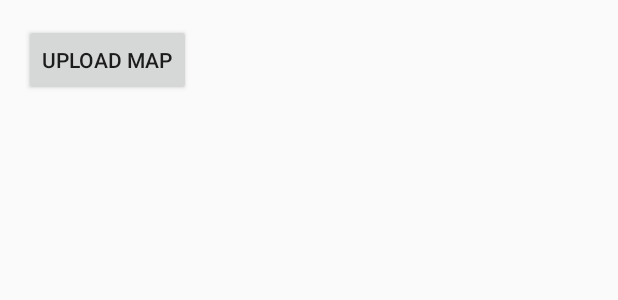
After one commit to sungwoocse/mobilecomputing, an Android app built with Jetpack Compose: the layout activity_main.xml on its own in the app's theme, with its tools: preview values and no code run, on a phone screen of 412 x 824 dp. The commit adds this screen. Shown: the top 300 px of the screen. Run offline under Robolectric (Android 15) with nearby library versions, the phone set to English and light mode, and no system bars.

Commit message:
다시 시작

```diff
--- a/app/build.gradle.kts
+++ b/app/build.gradle.kts
@@ -5,11 +5,11 @@ plugins {
 }
 
 android {
-    namespace = "com.example.mobilecomputing"
+    namespace = "com.example.mobilecomputer"
     compileSdk = 35
 
     defaultConfig {
-        applicationId = "com.example.mobilecomputing"
+        applicationId = "com.example.mobilecomputer"
         minSdk = 24
         targetSdk = 35
         versionCode = 1
--- a/app/src/main/java/com/example/mobilecomputing/ui/theme/Color.kt
+++ b/app/src/main/java/com/example/mobilecomputer/ui/theme/Color.kt
@@ -1,4 +1,4 @@
-package com.example.mobilecomputing.ui.theme
+package com.example.mobilecomputer.ui.theme
 
 import androidx.compose.ui.graphics.Color
 
--- a/app/src/main/java/com/example/mobilecomputing/ui/theme/Theme.kt
+++ b/app/src/main/java/com/example/mobilecomputer/ui/theme/Theme.kt
@@ -1,4 +1,4 @@
-package com.example.mobilecomputing.ui.theme
+package com.example.mobilecomputer.ui.theme
 
 import android.app.Activity
 import android.os.Build
@@ -34,7 +34,7 @@ private val LightColorScheme = lightColorScheme(
 )
 
 @Composable
-fun MobilecomputingTheme(
+fun MobilecomputerTheme(
     darkTheme: Boolean = isSystemInDarkTheme(),
     // Dynamic color is available on Android 12+
     dynamicColor: Boolean = true,
--- a/app/src/main/java/com/example/mobilecomputing/ui/theme/Type.kt
+++ b/app/src/main/java/com/example/mobilecomputer/ui/theme/Type.kt
@@ -1,4 +1,4 @@
-package com.example.mobilecomputing.ui.theme
+package com.example.mobilecomputer.ui.theme
 
 import androidx.compose.material3.Typography
 import androidx.compose.ui.text.TextStyle
--- /dev/null
+++ b/app/src/main/res/layout/activity_main.xml
@@ -0,0 +1,75 @@
+<?xml version="1.0" encoding="utf-8"?>
+<LinearLayout xmlns:android="http://schemas.android.com/apk/res/android"
+    xmlns:tools="http://schemas.android.com/tools"
+    android:layout_width="match_parent"
+    android:layout_height="match_parent"
+    android:orientation="vertical"
+    android:padding="16dp"
+    tools:context=".MainActivity">
+
+    <LinearLayout
+        android:layout_width="match_parent"
+        android:layout_height="wrap_content"
+        android:orientation="horizontal">
+
+        <Button
+            android:id="@+id/btnUploadMap"
+            android:layout_width="wrap_content"
+            android:layout_height="wrap_content"
+            android:text="Upload Map"
+            android:layout_marginEnd="4dp" />
+
+        <Button
+            android:id="@+id/btnDeleteMap"
+            android:layout_width="wrap_content"
+            android:layout_height="wrap_content"
+            android:text="Delete Map"
+            android:visibility="gone" />
+    </LinearLayout>
+
+    <LinearLayout
+        android:layout_width="match_parent"
+        android:layout_height="wrap_content"
+        android:orientation="horizontal"
+        android:layout_marginTop="4dp">
+
+        <Button
+            android:id="@+id/btnWardriving"
+            android:layout_width="wrap_content"
+            android:layout_height="wrap_content"
+            android:text="Wardriving"
+            android:layout_marginEnd="4dp"
+            android:visibility="gone" />
+
+        <Button
+            android:id="@+id/btnLocalization"
+            android:layout_width="wrap_content"
+            android:layout_height="wrap_content"
+            android:text="Localization"
+            android:visibility="gone" />
+    </LinearLayout>
+
+    <Button
+        android:id="@+id/btnExportEmail"
+        android:layout_width="wrap_content"
+        android:layout_height="wrap_content"
+        android:text="Export by Email"
+        android:layout_marginTop="4dp"
+        android:visibility="gone" />
+
+    <ImageView
+        android:id="@+id/imageViewMap"
+        android:layout_width="match_parent"
+        android:layout_height="0dp"
+        android:layout_weight="1"
+        android:layout_marginTop="8dp"
+        android:contentDescription="Floor Map" />
+
+    <TextView
+        android:id="@+id/tvCoordinates"
+        android:layout_width="match_parent"
+        android:layout_height="wrap_content"
+        android:text=""
+        android:layout_marginTop="8dp" />
+
+</LinearLayout>
--- a/app/src/main/res/values/strings.xml
+++ b/app/src/main/res/values/strings.xml
@@ -1,3 +1,3 @@
 <resources>
-    <string name="app_name">mobilecomputing</string>
+    <string name="app_name">mobilecomputer</string>
 </resources>
--- a/app/src/main/res/values/themes.xml
+++ b/app/src/main/res/values/themes.xml
@@ -1,5 +1,5 @@
 <?xml version="1.0" encoding="utf-8"?>
 <resources>
 
-    <style name="Theme.Mobilecomputing" parent="android:Theme.Material.Light.NoActionBar" />
+    <style name="Theme.Mobilecomputer" parent="android:Theme.Material.Light.NoActionBar" />
 </resources>
--- a/settings.gradle.kts
+++ b/settings.gradle.kts
@@ -19,5 +19,5 @@ dependencyResolutionManagement {
     }
 }
 
-rootProject.name = "mobilecomputing"
+rootProject.name = "mobilecomputer"
 include(":app")
```
Also changed, not shown: app/src/main/AndroidManifest.xml (+18 -2 lines), app/src/main/java/com/example/mobilecomputer/MainActivity.kt (renamed from app/src/main/java/com/example/mobilecomputing/MainActivity.kt, +4 -4 lines), gradle/libs.versions.toml (+5 -5 lines), gradle/wrapper/gradle-wrapper.properties, 4 other files.
